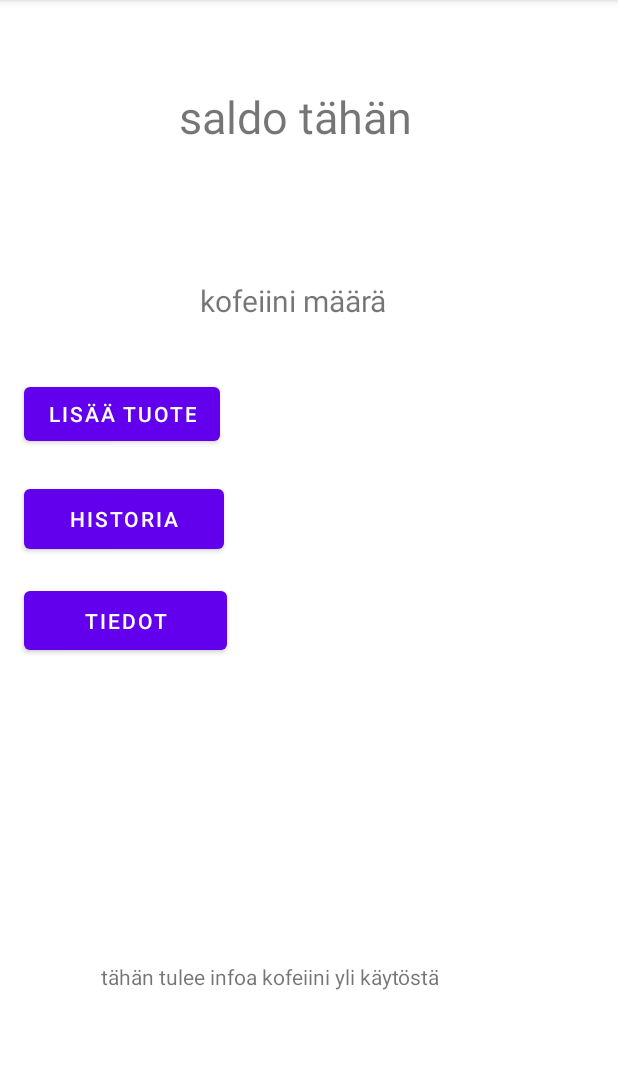
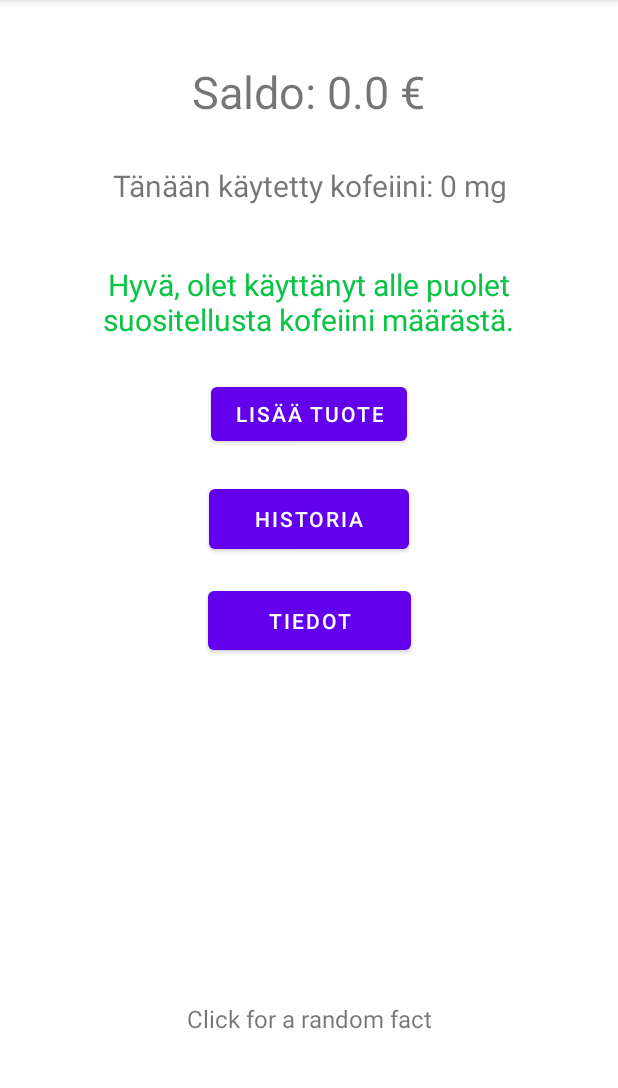
Before and after one commit to majim3/androiapp, an Android app: the MainActivity screen opened directly, with no data from a screen before it, on a phone screen of 412 x 824 dp, the part 84-1172 px from its top. Run offline under Robolectric (Android 15) with nearby library versions, the phone set to English and light mode, and no system bars.

Commit message:
Paljon kaike

```diff
--- a/app/src/main/java/com/example/androiapp/MainActivity.java
+++ b/app/src/main/java/com/example/androiapp/MainActivity.java
@@ -2,11 +2,22 @@ package com.example.androiapp;
 
 import androidx.appcompat.app.AppCompatActivity;
 
+import android.content.Context;
 import android.content.Intent;
 import android.content.SharedPreferences;
+import android.graphics.Color;
 import android.os.Bundle;
 import android.view.View;
 import android.widget.TextView;
+import android.widget.Toast;
+
+import com.google.gson.Gson;
+import com.google.gson.reflect.TypeToken;
+
+import java.lang.reflect.Type;
+import java.text.SimpleDateFormat;
+import java.util.ArrayList;
+import java.util.Calendar;
 
 public class MainActivity extends AppCompatActivity {
     private TextView fakta;
@@ -15,7 +26,7 @@ public class MainActivity extends AppCompatActivity {
     private Intent lisaysSivu;
     private Intent tietoSivu;
     private Intent historiaSivu;
-
+    ArrayList<LisattyTuote> lisatyt;
 
 
 
@@ -23,6 +34,19 @@ public class MainActivity extends AppCompatActivity {
     protected void onCreate(Bundle savedInstanceState) {
         super.onCreate(savedInstanceState);
         setContentView(R.layout.activity_main);
+
+        Intent intent2 = getIntent();
+        Bundle extras = intent2.getExtras();
+        if (extras != null){
+            Context context = getApplicationContext();
+            CharSequence text = "Käyttökerran lisääminen onnistui!";
+            int duration = Toast.LENGTH_SHORT;
+
+            Toast toast = Toast.makeText(context, text, duration);
+            toast.show();
+        }
+
+
 
         SharedPreferences sharedPreferences3 = getSharedPreferences("shared preferences", MODE_PRIVATE);
         String userName = sharedPreferences3.getString("User name: ", null);
@@ -67,7 +91,91 @@ public class MainActivity extends AppCompatActivity {
    }
 
 
+    @Override
+    protected void onStart() {
+        super.onStart();
 
+        SharedPreferences sharedPreferences2 = getSharedPreferences("shared preferences", MODE_PRIVATE);
+        Gson gson2 = new Gson();
+        String json2 = sharedPreferences2.getString("Lisatyt tuotteet", null);
+        Type type = new TypeToken<ArrayList<LisattyTuote>>() {}.getType();
+        lisatyt = gson2.fromJson(json2, type);
+        if(lisatyt == null){
+            lisatyt = new ArrayList<>();
+        }
+
+
+        int i = 0;
+        double saldo = 0;
+        while(i < lisatyt.size()){
+            saldo = saldo + lisatyt.get(i).getHinta();
+            i++;
+        }
+        SharedPreferences sharedPreferences = getSharedPreferences("shared preferences", MODE_PRIVATE);
+        SharedPreferences.Editor editor = sharedPreferences.edit();
+
+        editor.putString("Saldo", String.valueOf(saldo));
+        editor.apply();
+
+
+        SharedPreferences sharedPreferences4 = getSharedPreferences("shared preferences", MODE_PRIVATE);
+        String ladattuSaldo = sharedPreferences4.getString("Saldo", "0");
+
+        TextView saldoView = findViewById(R.id.saldo);
+        String saldoTeksti = "Saldo: " + ladattuSaldo + " €";
+        saldoView.setText(saldoTeksti);
+
+        SharedPreferences sharedPreferences3 = getSharedPreferences("shared preferences", MODE_PRIVATE);
+        Gson gson3 = new Gson();
+        String json3 = sharedPreferences3.getString("Lisatyt tuotteet", null);
+        Type type2 = new TypeToken<ArrayList<LisattyTuote>>() {}.getType();
+        lisatyt = gson3.fromJson(json3, type2);
+        if(lisatyt == null){
+            lisatyt = new ArrayList<>();
+        }
+
+        Calendar calendar = Calendar.getInstance();
+        SimpleDateFormat pvm = new SimpleDateFormat("dd-MMM-yyyy");
+        String pvmTallaHetkella = pvm.format(calendar.getTime());
+        int i2 = 0;
+        double paivanKofeiini = 0;
+        while(i2 < lisatyt.size()){
+            if(lisatyt.get(i2).getPvm().equals(pvmTallaHetkella)){
+                paivanKofeiini = paivanKofeiini + lisatyt.get(i2).getKofeiini();
+                i2++;
+            }
+            else {
+                i2++;
+            }
+        }
+        SharedPreferences sharedPreferences1 = getSharedPreferences("shared preferences", MODE_PRIVATE);
+        SharedPreferences.Editor editor1 = sharedPreferences1.edit();
+        int paivanKofeiiniInt = (int)paivanKofeiini;
+        editor1.putString("Paivan kofeiini", String.valueOf(paivanKofeiiniInt));
+        editor1.apply();
+
+
+        SharedPreferences sharedPreferenceskf = getSharedPreferences("shared preferences", MODE_PRIVATE);
+        String ladattuKofeiini = sharedPreferenceskf.getString("Paivan kofeiini", "0");
+
+        TextView kofeiiniTeksti = findViewById(R.id.textView4);
+        kofeiiniTeksti.setText("Tänään käytetty kofeiini: " + ladattuKofeiini + " mg");
+
+        TextView kofeiiniStatusTeksti = findViewById(R.id.kofeiiniStatus);
+        int kaytettyKofeiiniInt = Integer.parseInt(ladattuKofeiini);
+        if (kaytettyKofeiiniInt > 500){
+            kofeiiniStatusTeksti.setText("Olet käyttänyt yli suositellun määrän kofeiinia päivässä!");
+            kofeiiniStatusTeksti.setTextColor(Color.rgb(153, 12, 12));
+        }
+        else if (kaytettyKofeiiniInt > 250){
+            kofeiiniStatusTeksti.setText("Olet käyttänyt yli puolet suositellusta kofeiini määrästä päivässä!");
+            kofeiiniStatusTeksti.setTextColor(Color.rgb(196, 175, 10));
+        }
+        else if (kaytettyKofeiiniInt < 250){
+            kofeiiniStatusTeksti.setText("Hyvä, olet käyttänyt alle puolet suositellusta kofeiini määrästä.");
+            kofeiiniStatusTeksti.setTextColor(Color.rgb(10, 196, 69));
+        }
+    }
 
 
 }
--- a/app/src/main/java/com/example/androiapp/tiedot.java
+++ b/app/src/main/java/com/example/androiapp/tiedot.java
@@ -37,8 +37,7 @@ public class tiedot extends AppCompatActivity {
     public void clicked(View view) {
         SharedPreferences sharedPreferences = getSharedPreferences("shared preferences", MODE_PRIVATE);
         SharedPreferences.Editor editor = sharedPreferences.edit();
-        editor.remove("User name: " );
-        editor.remove("User age: ");
+        editor.clear();
         editor.apply();
         Intent intent = new Intent(tiedot.this, MainActivity.class);
         startActivity(intent);
--- a/app/src/main/res/layout/activity_alku.xml
+++ b/app/src/main/res/layout/activity_alku.xml
@@ -9,8 +9,9 @@
         android:id="@+id/textView4"
         android:layout_width="139dp"
         android:layout_height="46dp"
-        android:text="App name"
+        android:text="CaffeineFix"
         android:textSize="20dp"
+        android:gravity="center"
         app:layout_constraintBottom_toBottomOf="parent"
         app:layout_constraintEnd_toEndOf="parent"
         app:layout_constraintLeft_toLeftOf="parent"
@@ -37,7 +38,7 @@
         android:layout_height="54dp"
         android:layout_marginTop="84dp"
         android:onClick="klikattu"
-        android:text="Button"
+        android:text="Valmis"
         app:layout_constraintStart_toStartOf="@+id/guideline5"
         app:layout_constraintTop_toTopOf="@+id/guideline3" />
 
--- a/app/src/main/res/layout/activity_main.xml
+++ b/app/src/main/res/layout/activity_main.xml
@@ -9,43 +9,46 @@
 
     <TextView
         android:id="@+id/saldo"
-        android:layout_width="167dp"
-        android:layout_height="39dp"
+        android:layout_width="398dp"
+        android:layout_height="45dp"
         android:text="saldo tähän"
         android:textAlignment="center"
         android:textSize="30dp"
         app:layout_constraintBottom_toBottomOf="parent"
-        app:layout_constraintHorizontal_bias="0.463"
+        app:layout_constraintEnd_toEndOf="parent"
+        app:layout_constraintHorizontal_bias="0.461"
         app:layout_constraintLeft_toLeftOf="parent"
         app:layout_constraintRight_toRightOf="parent"
+        app:layout_constraintStart_toStartOf="parent"
         app:layout_constraintTop_toTopOf="parent"
-        app:layout_constraintVertical_bias="0.079" />
+        app:layout_constraintVertical_bias="0.056" />
 
     <TextView
         android:id="@+id/faktaText"
         android:layout_width="269dp"
         android:layout_height="108dp"
         android:ems="10"
-        android:gravity="start|top"
+        android:gravity="center"
         android:inputType="textMultiLine"
         android:onClick="faktaNappi"
-        android:text="tähän tulee infoa kofeiini yli käytöstä"
+        android:text="Click for a random fact"
+
+        android:textSize="16sp"
         app:layout_constraintBottom_toBottomOf="parent"
         app:layout_constraintEnd_toEndOf="parent"
-        app:layout_constraintHorizontal_bias="0.473"
         app:layout_constraintStart_toStartOf="parent"
         app:layout_constraintTop_toTopOf="parent"
-        app:layout_constraintVertical_bias="0.972" />
+        app:layout_constraintVertical_bias="0.947" />
 
     <Button
 
         android:id="@+id/button4"
         android:layout_width="133dp"
         android:layout_height="52dp"
-        android:layout_marginStart="16dp"
         android:layout_marginTop="320dp"
         android:onClick="historiaPainike"
         android:text="Historia"
+        app:layout_constraintEnd_toEndOf="parent"
         app:layout_constraintStart_toStartOf="parent"
         app:layout_constraintTop_toTopOf="parent" />
 
@@ -53,34 +56,48 @@
         android:id="@+id/button3"
         android:layout_width="wrap_content"
         android:layout_height="wrap_content"
-        android:layout_marginStart="16dp"
         android:layout_marginBottom="20dp"
         android:onClick="lisays"
         android:text="Lisää tuote"
         app:layout_constraintBottom_toTopOf="@+id/button4"
+        app:layout_constraintEnd_toEndOf="parent"
         app:layout_constraintStart_toStartOf="parent" />
 
     <TextView
         android:id="@+id/textView4"
-        android:layout_width="wrap_content"
-        android:layout_height="wrap_content"
-        android:layout_marginStart="20dp"
+        android:layout_width="343dp"
+        android:layout_height="67dp"
+        android:layout_marginTop="4dp"
+        android:gravity="center"
         android:text="kofeiini määrä"
         android:textSize="20sp"
-        app:layout_constraintBottom_toBottomOf="parent"
-        app:layout_constraintStart_toStartOf="@+id/saldo"
-        app:layout_constraintTop_toTopOf="parent"
-        app:layout_constraintVertical_bias="0.252" />
+        app:layout_constraintEnd_toEndOf="parent"
+        app:layout_constraintStart_toStartOf="parent"
+        app:layout_constraintTop_toBottomOf="@+id/saldo" />
 
     <Button
         android:id="@+id/button2"
         android:layout_width="135dp"
         android:layout_height="51dp"
-        android:layout_marginStart="16dp"
         android:layout_marginTop="16dp"
         android:onClick="tietoNappi"
         android:text="Tiedot"
+
+        app:layout_constraintEnd_toEndOf="parent"
         app:layout_constraintStart_toStartOf="parent"
         app:layout_constraintTop_toBottomOf="@+id/button4" />
 
+    <TextView
+        android:id="@+id/kofeiiniStatus"
+        android:layout_width="360dp"
+        android:layout_height="72dp"
+        android:layout_marginTop="8dp"
+        android:gravity="center"
+        android:text="Olet käyttänyt iha liikaa nobo"
+        android:textSize="20sp"
+        app:layout_constraintEnd_toEndOf="parent"
+        app:layout_constraintHorizontal_bias="0.49"
+        app:layout_constraintStart_toStartOf="parent"
+        app:layout_constraintTop_toBottomOf="@+id/textView4" />
+
 </androidx.constraintlayout.widget.ConstraintLayout>
```
Also changed, not shown: app/src/main/AndroidManifest.xml (+24 -4 lines), app/src/main/java/com/example/androiapp/Historia.java (+0 -38 lines), app/src/main/java/com/example/androiapp/TuotteenTallennus.java (+14 -0 lines), app/src/main/java/com/example/androiapp/kofeiininLisays.java (+34 -1 lines), app/src/main/res/layout/activity_historia.xml (+2 -14 lines), app/src/main/res/layout/activity_tiedot.xml (+14 -13 lines).
